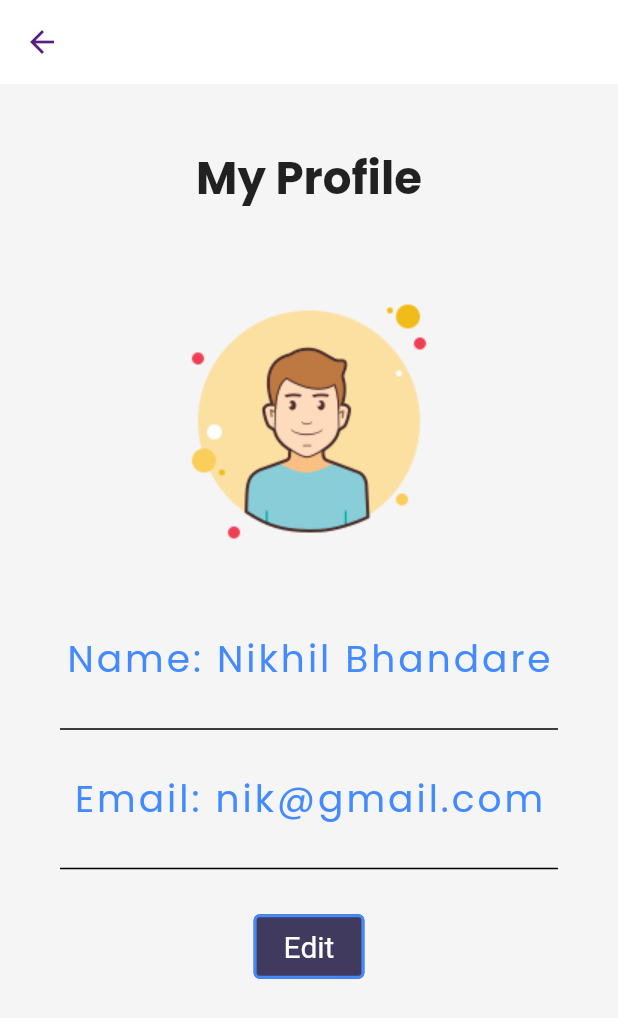
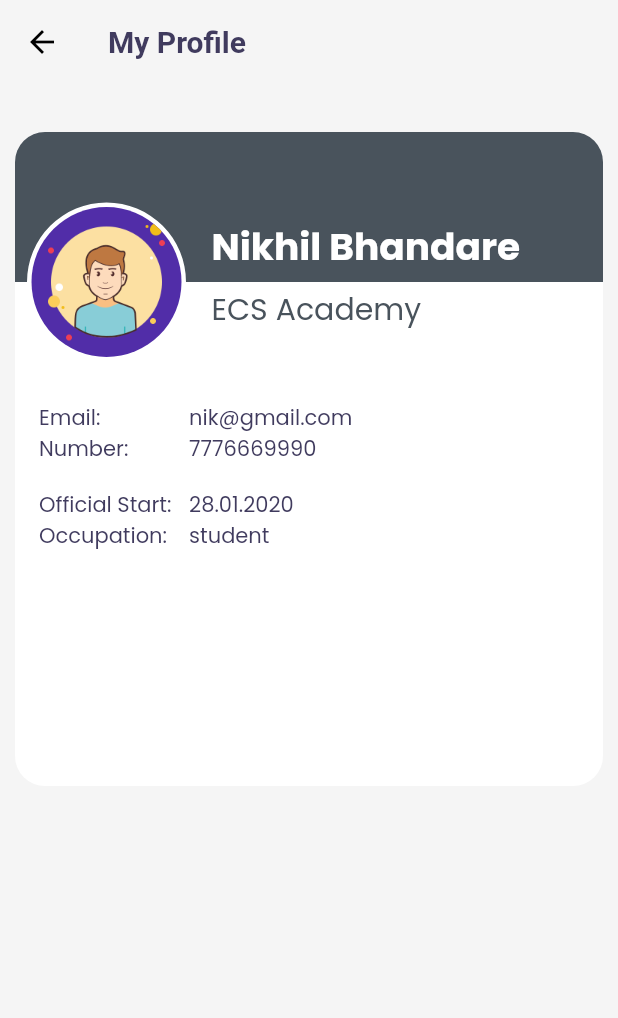
Before and after one commit to nik8424/FlutterApp, a Flutter app: the Myprofile screen opened by its route, on a phone screen of 412 x 824 dp. Shown: the top 1018 px of the screen. Run offline on Flutter 3.47's test engine with Material 2 defaults, Android fonts, the phone set to English and light mode, and no system bars; drawn by our look-alikes of velocity_x; our stand-ins replace firebase_core, firebase_storage, flutter_svg, form_field_validator, google_fonts, youtube_player_flutter; missing offline and left inert: flutter_pdfview, flutter_windowmanager; accounts and stored records are empty; network calls fail.

Commit message:
day 29 completed

```diff
--- a/lib/pages/home_main.dart
+++ b/lib/pages/home_main.dart
@@ -40,7 +40,7 @@ class MainHome extends StatelessWidget {
               ],
             ),
             const SizedBox(height: 40),
-            "Hello, Nikhil".text.color(context.accentColor).xl5.semiBold.make(),
+            "Hello,Nikhil".text.color(context.accentColor).xl5.semiBold.make(),
             "Find a course you want to learn"
                 .text
                 .color(context.accentColor)
--- a/lib/pages/profile_me.dart
+++ b/lib/pages/profile_me.dart
@@ -1,5 +1,6 @@
 import "package:flutter/material.dart";
 import 'package:flutter/cupertino.dart';
+import 'package:google_fonts/google_fonts.dart';
 import 'package:velocity_x/velocity_x.dart';
 
 class Myprofile extends StatelessWidget {
@@ -7,91 +8,174 @@ class Myprofile extends StatelessWidget {
 
   @override
   Widget build(BuildContext context) {
+    const darkColor = Color(0xFF49535C);
+    var montserrat = TextStyle(
+      fontSize: 14,
+      color: context.accentColor,
+      fontFamily: GoogleFonts.poppins().fontFamily,
+    );
     return Scaffold(
-      resizeToAvoidBottomInset: true,
+      appBar: AppBar(
         backgroundColor: context.canvasColor,
-      appBar: AppBar(
-        iconTheme: const IconThemeData(color: Vx.purple900),
-      ),
-      body: SingleChildScrollView(
-        child: SizedBox(
-          //show user profile
-          child: Column(
-            children: [
-              const SizedBox(height: 20),
-              const Center(
+        title: Title(
+          color: Colors.black,
           child: Text(
-                  'My Profile',
+            "My Profile",
             style: TextStyle(
-                    fontSize: 30,
+              // ignore: deprecated_member_use
+              color: context.accentColor,
               fontWeight: FontWeight.bold,
             ),
           ),
-              ).p20(),
-              SizedBox(
-                height: 200,
-                width: 200,
-                child: Hero(
-                    tag: "tag", child: Image.asset("assets/images/user.png")),
-              ).p20(),
-              const SizedBox(
-                height: 20,
-              ),
-              const Text(
-                "Name: Nikhil Bhandare",
-                style: TextStyle(
-                    fontSize: 25.0,
-                    color: Colors.blueAccent,
-                    letterSpacing: 2.0,
-                    fontWeight: FontWeight.w400),
-              ),
-              const Divider(
-                indent: 20,
-                endIndent: 20,
-                color: Colors.black,
-                thickness: 1.0,
-              ).p20(),
-              const SizedBox(
-                child: Text(
-                  "Email: nik@gmail.com",
-                  style: TextStyle(
-                      fontSize: 25.0,
-                      color: Colors.blueAccent,
-                      letterSpacing: 2.0,
-                      fontWeight: FontWeight.w400),
         ),
       ),
-              const Divider(
-                indent: 20,
-                endIndent: 20,
-                color: Colors.black,
-                thickness: 1.0,
-              ).p20(),
-              TextButton(
-                style: TextButton.styleFrom(
-                  side: const BorderSide(
-                    color: Colors.blueAccent,
-                    width: 2.0,
+      body: Material(
+        child: Container(
+          color: context.canvasColor,
+          height: double.infinity,
+          width: double.infinity,
+          child: Center(
+            child: Container(
+              alignment: Alignment.topCenter,
+              constraints: const BoxConstraints(maxWidth: 400),
+              decoration: BoxDecoration(
+                color: context.cardColor,
+                borderRadius: BorderRadius.circular(20),
               ),
-                  alignment: Alignment.bottomRight,
-                  // ignore: deprecated_member_use
-                  backgroundColor: context.theme.buttonColor,
-                  padding: const EdgeInsets.only(
-                    top: 10,
-                    bottom: 10,
-                    left: 20,
-                    right: 20,
+              child: Column(
+                mainAxisSize: MainAxisSize.min,
+                crossAxisAlignment: CrossAxisAlignment.start,
+                children: [
+                  SizedBox(
+                    height: 150,
+                    child: Stack(
+                      children: [
+                        ClipPath(
+                          clipper: AvatarClipper(),
+                          child: Container(
+                            height: 100,
+                            decoration: const BoxDecoration(
+                              color: darkColor,
+                              borderRadius: BorderRadius.only(
+                                topRight: Radius.circular(20),
+                                topLeft: Radius.circular(20),
                               ),
-                  primary: Colors.white,
-                  textStyle: const TextStyle(fontSize: 20),
                             ),
-                onPressed: () {},
-                child: const Text('Edit'),
+                          ),
+                        ),
+                        Positioned(
+                          left: 11,
+                          top: 50,
+                          child: Row(
+                            children: [
+                              const Hero(
+                                tag: "tag",
+                                child: CircleAvatar(
+                                  radius: 50,
+                                  backgroundImage:
+                                      AssetImage("assets/images/user.png"),
+                                ),
+                              ),
+                              const SizedBox(width: 20),
+                              Column(
+                                crossAxisAlignment: CrossAxisAlignment.start,
+                                children: const [
+                                  Text(
+                                    "Nikhil Bhandare",
+                                    style: TextStyle(
+                                      fontSize: 25,
+                                      fontWeight: FontWeight.bold,
+                                      color: Color(0xFFFFFFFF),
+                                    ),
+                                  ),
+                                  SizedBox(height: 8),
+                                  Text(
+                                    "ECS Academy",
+                                    style: TextStyle(
+                                      fontSize: 20,
+                                      color: darkColor,
+                                    ),
+                                  ),
+                                  SizedBox(height: 8)
+                                ],
+                              )
+                            ],
+                          ),
                         ),
                       ],
+                    ),
+                  ),
+                  Padding(
+                    padding: const EdgeInsets.symmetric(
+                      horizontal: 16,
+                      vertical: 30,
+                    ),
+                    child: Row(
+                      children: [
+                        Column(
+                          crossAxisAlignment: CrossAxisAlignment.start,
+                          children: [
+                            Text(
+                              "Email: \nNumber: ",
+                              style: montserrat,
+                            ),
+                            const SizedBox(height: 16),
+                            Text(
+                              "Official Start: \nOccupation: ",
+                              style: montserrat,
+                            ),
+                          ],
+                        ),
+                        const SizedBox(width: 8),
+                        Column(
+                          crossAxisAlignment: CrossAxisAlignment.start,
+                          children: [
+                            Text("nik@gmail.com", style: montserrat),
+                            Text("7776669990", style: montserrat),
+                            const SizedBox(height: 16),
+                            Text("28.01.2020", style: montserrat),
+                            Text("student", style: montserrat),
+                          ],
+                        )
+                      ],
+                    ),
+                  ),
+                  const SizedBox(height: 8)
+                ],
+              ),
+            ).pOnly(top: 32, left: 10, right: 10, bottom: 300),
           ),
         ),
       ),
     );
   }
+
+  TextStyle buildMontserrat(
+    Color color, {
+    FontWeight fontWeight = FontWeight.normal,
+  }) {
+    return TextStyle(
+      fontSize: 18,
+      color: color,
+      fontWeight: fontWeight,
+    );
   }
+}
+
+class AvatarClipper extends CustomClipper<Path> {
+  @override
+  Path getClip(Size size) {
+    return Path()
+      ..lineTo(0, size.height)
+      ..lineTo(8, size.height)
+      ..arcToPoint(Offset(114, size.height), radius: const Radius.circular(1))
+      ..lineTo(size.width, size.height)
+      ..lineTo(size.width, 0)
+      ..close();
+  }
+
+  @override
+  bool shouldReclip(covariant CustomClipper<Path> oldClipper) {
+    return true;
+  }
+}
--- a/lib/screens/home_screen.dart
+++ b/lib/screens/home_screen.dart
@@ -98,8 +98,8 @@ class _HomeScreenState extends State<HomeScreen> {
         padding: const EdgeInsets.all(10.0),
         height: 140.0,
         decoration: const BoxDecoration(
+          color: Colors.white,
           borderRadius: BorderRadius.all(Radius.circular(20.0)),
-          color: Colors.white,
           boxShadow: [
             BoxShadow(
               color: Colors.black12,
--- a/lib/utils/routes.dart
+++ b/lib/utils/routes.dart
@@ -7,4 +7,5 @@ class MyRoutes {
   static String profileRoute = "/profile";
   static String mainhomeRoute = "/mainhome";
   static String youtubeRoute = "/homescreen";
+  static String pdfRoute = "/pdfscreen";
 }
```
Also changed, not shown: lib/main.dart (+6 -1 lines), lib/pages/login_page.dart (+38 -10 lines), lib/pages/notes_page.dart (added, +89 -0 lines), lib/pages/pdf_viwer_page.dart (added, +65 -0 lines), lib/services/pdf_api.dart (added, +37 -0 lines), lib/widgets/drawer.dart (+15 -0 lines), lib/widgets/home_widgets/button_widget.dart (added, +23 -0 lines), pubspec.yaml (+11 -0 lines), lib/screens/video_screen.dart (line endings or trailing spaces), pubspec.lock, 3 other files. Lines whose indentation alone changed are shown as unchanged.
